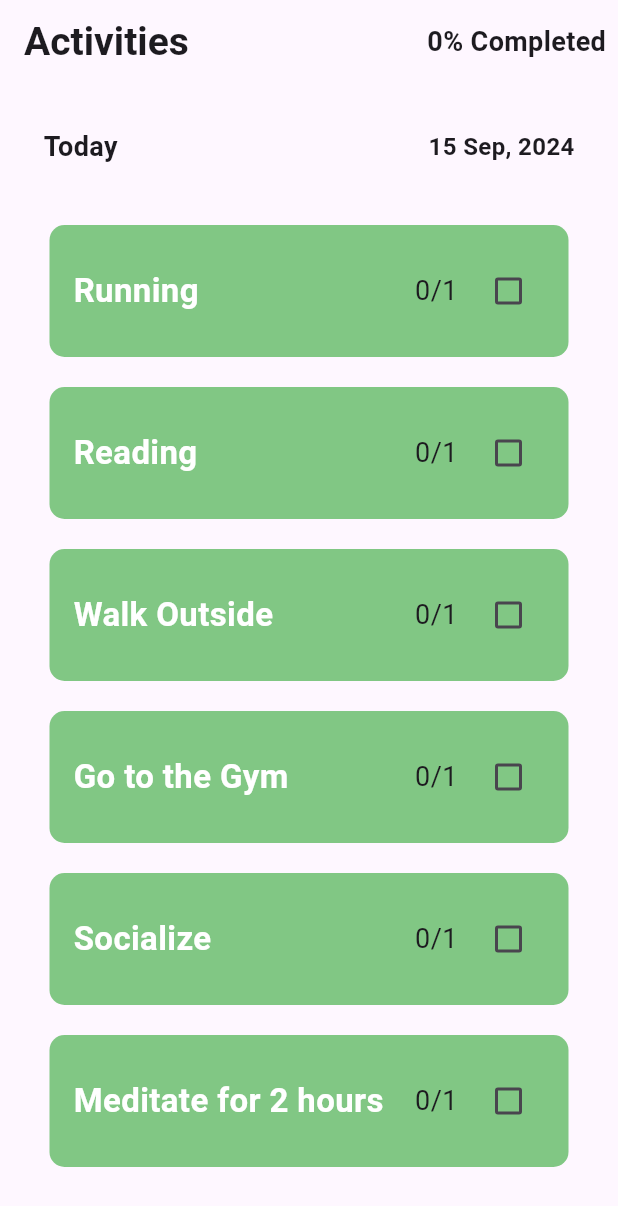
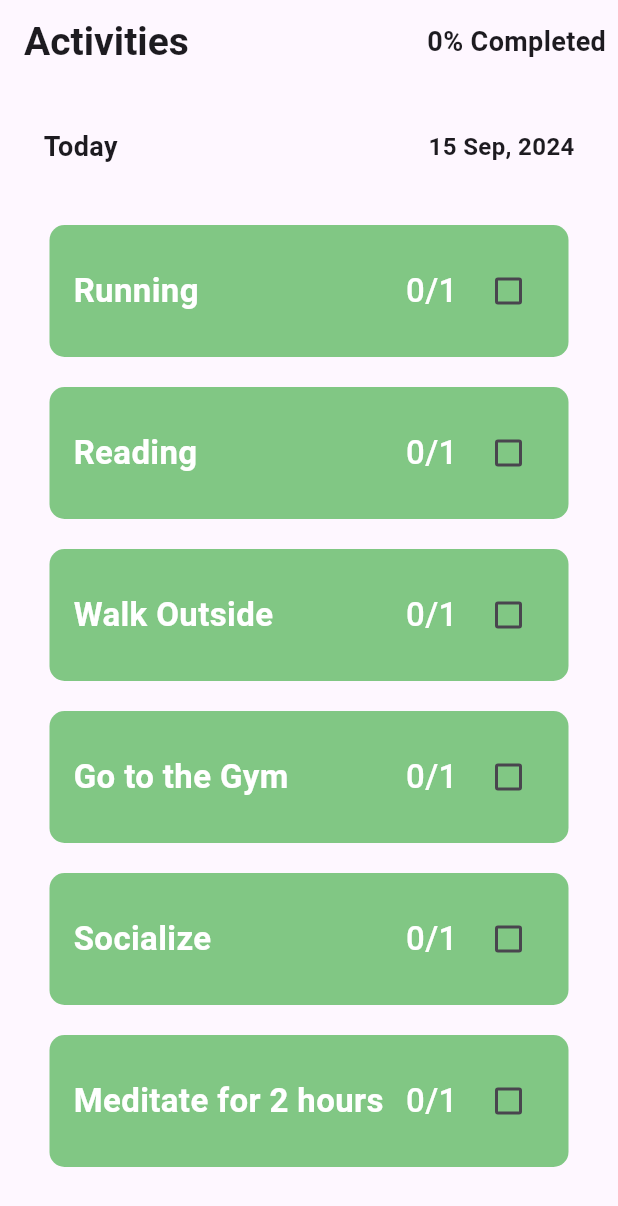
Before and after one commit to bsc-com-29-19/mentora, a Flutter app: the ActivityScreen screen opened directly, on a phone screen of 412 x 824 dp. Shown: the top 1206 px of the screen. Run offline on Flutter 3.47's test engine with Material 3 defaults, Android fonts, the light colour scheme and no system bars; our stand-ins replace get, logger, percent_indicator, shared_preferences, smooth_page_indicator; accounts and stored records are empty.

Commit message:
activity : modified labels,checkbox_attributes

```diff
--- a/lib/activity/screens/activity_screen.dart
+++ b/lib/activity/screens/activity_screen.dart
@@ -62,12 +62,16 @@ class _ActivityPageState extends State<ActivityScreen> {
               children: [
                 const Text(
                   '0/1', // Shows the progress for each activity
-                  style: TextStyle(fontSize: 18.0),
+                  style: TextStyle(fontSize: 22.0, color: Colors.white,
+                      fontWeight: FontWeight.w500),
                 ),
                 SizedBox(width: 10),
                 Checkbox(
                   value: completed,
                   onChanged: onChanged,
+                  activeColor: Colors.white,
+                  checkColor: Colors.green.shade300,
+
                 ),
               ],
             ),
```
